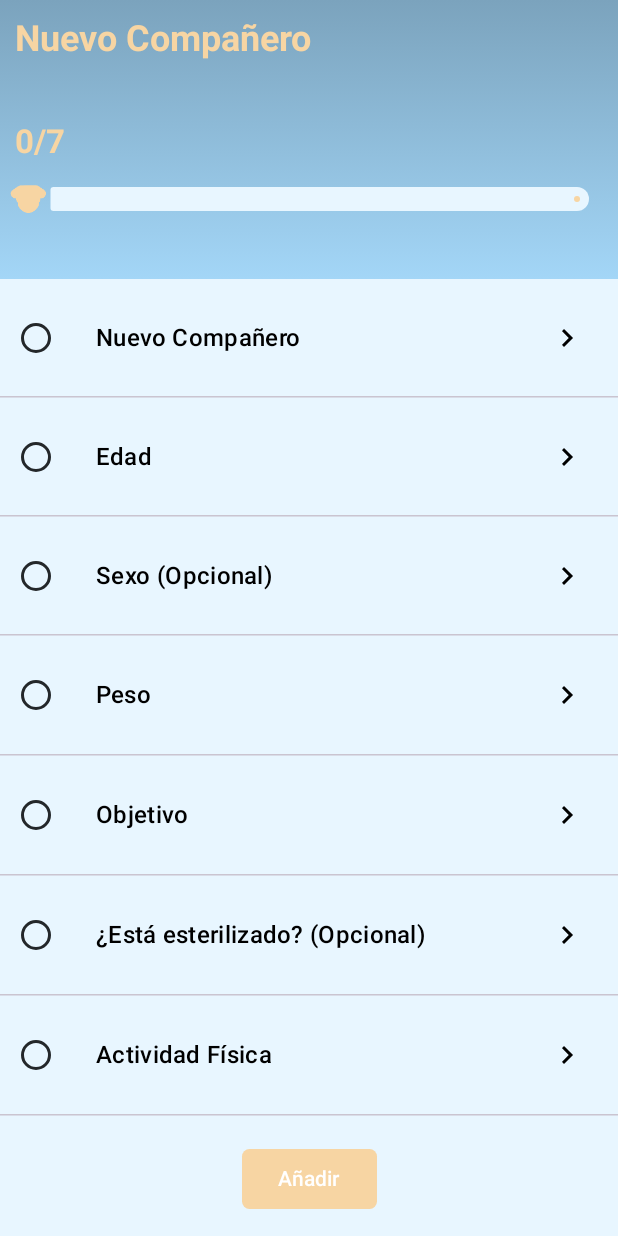
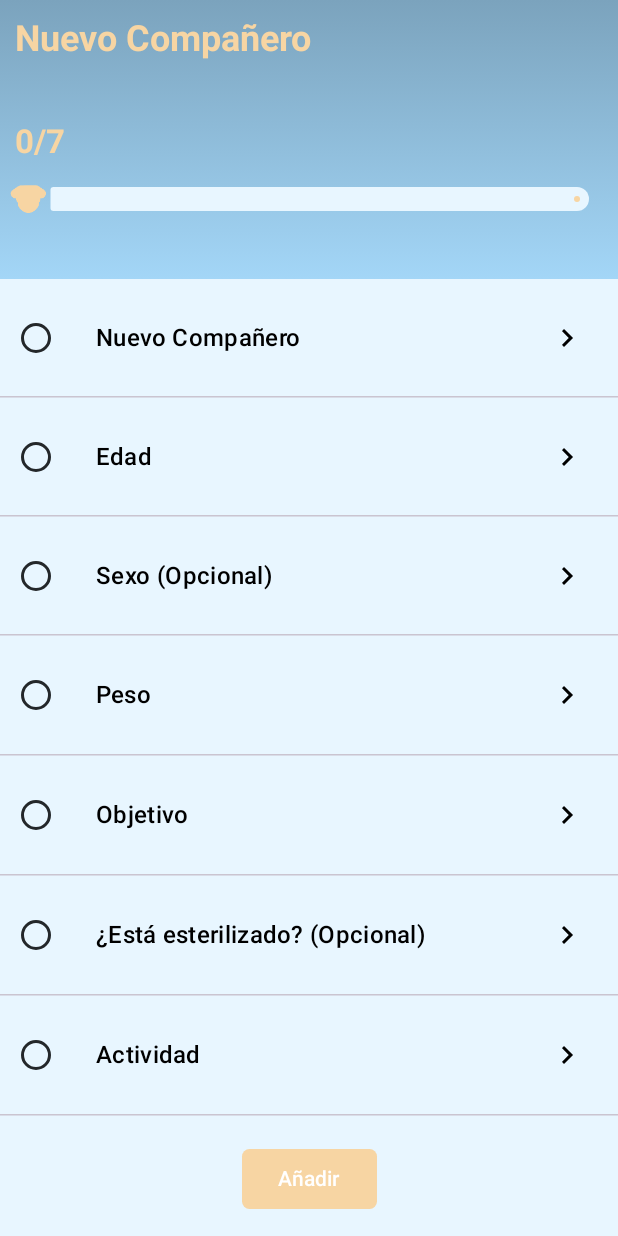
Before and after one commit to MaverickAppliedLogic/NutriPetDevelopment, an Android app built with Jetpack Compose: the AddPetScreen screen opened through its navigation route, on a phone screen of 412 x 824 dp. Run offline under Robolectric (Android 15) with nearby library versions, the phone set to English and light mode, and no system bars.

Commit message:
FEAT: Enhance Add Pet Screen with new fields, animations, and reorganized components
This commit introduces several improvements to the Add Pet screen, including the addition of new input fields, the implementation of animations for a smoother user experience, and the reorganization of components for better code structure.

- Added `GoalField` and `ActivityField` to the Add Pet screen to gather more information about the pet's dietary goals and activity level.
- Implemented expansion animations for `AgeField` and other `FormField` components, allowing for a more dynamic and interactive user experience.
- Refactored the `FormField` component by moving it to the `screens.addPetScreen.components` package for better organization.
- Reorganized components like `CustomDropDownMenu`, `CustomRadioGroup`, `CustomSlider`, and `CustomTimePicker` to the `petsFeature.ui.view.components` package for improved structure.
- Enhanced the `PetNameAndAnimalField` to include rotation animations on card clicks, making the UI more engaging.
- Updated `FormItemsInteractionsHandler` to manage the state and interactions of the new fields efficiently.

Modified files:
- app/src/main/java/com/example/feedm/petsFeature/ui/view/screens/addPetScreen/components/PetNameAndAnimalField.kt
- app/src/main/java/com/example/feedm/petsFeature/ui/view/screens/addPetScreen/components/FormField.kt
- app/src/main/java/com/example/feedm/petsFeature/ui/view/components/CustomDropDownMenu.kt
- app/src/main/java/com/example/feedm/petsFeature/ui/view/components/CustomRadioGroup.kt
- app/src/main/java/com/example/feedm/petsFeature/ui/view/screens/addPetScreen/components/AgeField.kt
- app/src/main/java/com/example/feedm/petsFeature/ui/view/screens/addPetScreen/components/SexField.kt
- app/src/main/java/com/example/feedm/petsFeature/ui/view/screens/addPetScreen/components/SterilizationField.kt
- app/src/main/java/com/example/feedm/petsFeature/ui/view/screens/addPetScreen/utils/FormItemsInteractionsHandler.kt
- app/src/main/java/com/example/feedm/petsFeature/ui/view/screens/addPetScreen/components/GoalField.kt
- app/src/main/java/com/example/feedm/petsFeature/ui/view/screens/addPetScreen/components/ActivityField.kt
- app/src/main/java/com/example/feedm/petsFeature/ui/view/screens/addPetScreen/AddPetScreen.kt
- app/src/main/java/com/example/feedm/petsFeature/ui/view/components/CustomSlider.kt
- app/src/main/java/com/example/feedm/petsFeature/ui/view/components/CustomTimePicker.kt

```diff
--- a/app/src/main/java/com/example/feedm/core/ui/components/CustomDropDownMenu.kt
+++ b/app/src/main/java/com/example/feedm/petsFeature/ui/view/components/CustomDropDownMenu.kt
@@ -1,4 +1,4 @@
-package com.example.feedm.core.ui.components
+package com.example.feedm.petsFeature.ui.view.components
 
 
 import androidx.compose.foundation.layout.fillMaxSize
--- a/app/src/main/java/com/example/feedm/core/ui/components/CustomRadioGroup.kt
+++ b/app/src/main/java/com/example/feedm/petsFeature/ui/view/components/CustomRadioGroup.kt
@@ -1,4 +1,4 @@
-package com.example.feedm.core.ui.components
+package com.example.feedm.petsFeature.ui.view.components
 
 import androidx.compose.foundation.layout.Arrangement
 import androidx.compose.foundation.layout.Column
--- a/app/src/main/java/com/example/feedm/core/ui/components/CustomSlider.kt
+++ b/app/src/main/java/com/example/feedm/petsFeature/ui/view/components/CustomSlider.kt
@@ -1,4 +1,4 @@
-package com.example.feedm.core.ui.components
+package com.example.feedm.petsFeature.ui.view.components
 
 
 import androidx.compose.foundation.layout.Column
--- a/app/src/main/java/com/example/feedm/core/ui/components/CustomTimePicker.kt
+++ b/app/src/main/java/com/example/feedm/petsFeature/ui/view/components/CustomTimePicker.kt
@@ -1,4 +1,4 @@
-package com.example.feedm.core.ui.components
+package com.example.feedm.petsFeature.ui.view.components
 
 import androidx.compose.foundation.layout.Column
 import androidx.compose.foundation.layout.Row
--- a/app/src/main/java/com/example/feedm/petsFeature/ui/view/screens/addPetScreen/AddPetScreen.kt
+++ b/app/src/main/java/com/example/feedm/petsFeature/ui/view/screens/addPetScreen/AddPetScreen.kt
@@ -24,9 +24,11 @@ import androidx.compose.ui.graphics.Color
 import androidx.compose.ui.tooling.preview.Preview
 import androidx.compose.ui.unit.dp
 import com.example.feedm.core.ui.theme.NeutralLight
-import com.example.feedm.petsFeature.ui.view.components.FormField
-import com.example.feedm.petsFeature.ui.view.components.FormFieldStates.VALID
+import com.example.feedm.petsFeature.ui.view.screens.addPetScreen.components.ActivityField
 import com.example.feedm.petsFeature.ui.view.screens.addPetScreen.components.AgeField
+import com.example.feedm.petsFeature.ui.view.screens.addPetScreen.components.FormField
+import com.example.feedm.petsFeature.ui.view.screens.addPetScreen.components.FormFieldStates.VALID
+import com.example.feedm.petsFeature.ui.view.screens.addPetScreen.components.GoalField
 import com.example.feedm.petsFeature.ui.view.screens.addPetScreen.components.PetNameAndAnimalField
 import com.example.feedm.petsFeature.ui.view.screens.addPetScreen.components.ProgressIndicator
 import com.example.feedm.petsFeature.ui.view.screens.addPetScreen.components.SexField
@@ -121,11 +123,9 @@ fun Form(
             onTrailingIconClicked = { formItemsHandler.onItemExpansionChanged(3) },
             modifier = Modifier.weight(1f, true)
         )
-        FormField(
-            label = "Objetivo",
-            state = statesList[4],
-            expanded = expansionList[4],
-            onTrailingIconClicked = { formItemsHandler.onItemExpansionChanged(4) },
+        GoalField(
+            fieldState = statesList[4],
+            expansionState = expansionList[4],
             modifier = Modifier.weight(1f, true)
         )
         SterilizationField(
@@ -133,11 +133,9 @@ fun Form(
             expansionState = expansionList[5],
             modifier = Modifier.weight(1f, true)
         )
-        FormField(
-            label = "Actividad Física",
-            state = statesList[6],
-            expanded = expansionList[6],
-            onTrailingIconClicked = { formItemsHandler.onItemExpansionChanged(6) },
+        ActivityField(
+            fieldState = statesList[6],
+            expansionState = expansionList[6],
             modifier = Modifier.weight(1f, true)
         )
     }
--- /dev/null
+++ b/app/src/main/java/com/example/feedm/petsFeature/ui/view/screens/addPetScreen/components/ActivityField.kt
@@ -0,0 +1,81 @@
+package com.example.feedm.petsFeature.ui.view.screens.addPetScreen.components
+
+import androidx.compose.animation.AnimatedVisibility
+import androidx.compose.animation.expandVertically
+import androidx.compose.animation.fadeIn
+import androidx.compose.animation.fadeOut
+import androidx.compose.animation.shrinkVertically
+import androidx.compose.foundation.layout.Arrangement
+import androidx.compose.foundation.layout.Row
+import androidx.compose.foundation.layout.fillMaxWidth
+import androidx.compose.foundation.layout.padding
+import androidx.compose.material3.SegmentedButton
+import androidx.compose.material3.SegmentedButtonDefaults
+import androidx.compose.material3.SingleChoiceSegmentedButtonRow
+import androidx.compose.material3.Text
+import androidx.compose.runtime.Composable
+import androidx.compose.runtime.getValue
+import androidx.compose.runtime.mutableStateOf
+import androidx.compose.runtime.remember
+import androidx.compose.runtime.setValue
+import androidx.compose.ui.Modifier
+import androidx.compose.ui.draw.scale
+import androidx.compose.ui.unit.dp
+import com.example.feedm.core.ui.theme.NeutralDark
+import com.example.feedm.core.ui.theme.NeutralLight
+import com.example.feedm.core.ui.theme.Primary
+import com.example.feedm.core.ui.theme.SecondaryDarkest
+import com.example.feedm.petsFeature.ui.view.screens.addPetScreen.formItemsHandler
+
+@Composable
+fun ActivityField(
+    fieldState: Int,
+    expansionState: Boolean,
+    modifier: Modifier = Modifier
+) {
+    val options = listOf("Baja", "Media", "Alta")
+    var selectedOption by remember { mutableStateOf(options[0]) }
+
+    FormField(
+        label = "Actividad",
+        state = fieldState,
+        expanded = expansionState,
+        onTrailingIconClicked = { formItemsHandler.onItemExpansionChanged(6) },
+        modifier = modifier
+    ) {
+        AnimatedVisibility(
+            visible = expansionState,
+            enter = fadeIn() + expandVertically(),
+            exit = fadeOut() + shrinkVertically(),
+            modifier = Modifier.padding(top = 15.dp)
+        ){
+
+            Row(horizontalArrangement = Arrangement.Center,
+                modifier = Modifier.fillMaxWidth()){
+                SingleChoiceSegmentedButtonRow (modifier = Modifier.fillMaxWidth(0.9f)){
+                    options.forEachIndexed { index, option ->
+                        SegmentedButton(
+                            shape = SegmentedButtonDefaults.itemShape(index, options.size),
+                            selected = (option == selectedOption),
+                            onClick = { selectedOption = option },
+                            colors = SegmentedButtonDefaults.colors(
+                                activeBorderColor = SecondaryDarkest,
+                                activeContainerColor = NeutralDark,
+                                activeContentColor = Primary,
+                                inactiveBorderColor = SecondaryDarkest,
+                                inactiveContainerColor = NeutralLight,
+                                inactiveContentColor = SecondaryDarkest
+
+                            ),
+                            modifier = Modifier.scale(1f)
+                        ) {
+                            Text(text = option)
+                        }
+
+                    }
+                }
+            }
+        }
+    }
+
+}
--- a/app/src/main/java/com/example/feedm/petsFeature/ui/view/screens/addPetScreen/components/AgeField.kt
+++ b/app/src/main/java/com/example/feedm/petsFeature/ui/view/screens/addPetScreen/components/AgeField.kt
@@ -1,5 +1,10 @@
 package com.example.feedm.petsFeature.ui.view.screens.addPetScreen.components
 
+import androidx.compose.animation.AnimatedVisibility
+import androidx.compose.animation.expandVertically
+import androidx.compose.animation.fadeIn
+import androidx.compose.animation.fadeOut
+import androidx.compose.animation.shrinkVertically
 import androidx.compose.foundation.layout.Arrangement
 import androidx.compose.foundation.layout.Row
 import androidx.compose.foundation.layout.fillMaxWidth
@@ -27,7 +32,6 @@ import com.example.feedm.R
 import com.example.feedm.core.ui.theme.PrimaryLight
 import com.example.feedm.core.ui.theme.PrimaryLightest
 import com.example.feedm.core.ui.theme.SecondaryDarkest
-import com.example.feedm.petsFeature.ui.view.components.FormField
 import com.example.feedm.petsFeature.ui.view.screens.addPetScreen.formItemsHandler
 
 @OptIn(ExperimentalMaterial3Api::class)
@@ -48,14 +52,19 @@ fun AgeField(
         onTrailingIconClicked = { formItemsHandler.onItemExpansionChanged(1) },
         modifier = modifier
     ) {
+        AnimatedVisibility(
+            visible = expansionState,
+            enter = fadeIn() + expandVertically(),
+            exit = fadeOut() + shrinkVertically(),
+            modifier = Modifier.padding(top = 15.dp)
+        ){
         Row(
             horizontalArrangement = Arrangement.Center,
             modifier = Modifier.fillMaxWidth()) {
             ExposedDropdownMenuBox(
                 expanded = expanded,
                 modifier = Modifier
-                    .fillMaxWidth(0.6f)
-                    .padding(top = 15.dp),
+                    .fillMaxWidth(0.6f),
                 onExpandedChange = {
                     expanded = !expanded
                 }
@@ -109,5 +118,6 @@ fun AgeField(
 
             }
         }
+        }
     }
 }
--- /dev/null
+++ b/app/src/main/java/com/example/feedm/petsFeature/ui/view/screens/addPetScreen/components/GoalField.kt
@@ -0,0 +1,81 @@
+package com.example.feedm.petsFeature.ui.view.screens.addPetScreen.components
+
+import androidx.compose.animation.AnimatedVisibility
+import androidx.compose.animation.expandVertically
+import androidx.compose.animation.fadeIn
+import androidx.compose.animation.fadeOut
+import androidx.compose.animation.shrinkVertically
+import androidx.compose.foundation.layout.Arrangement
+import androidx.compose.foundation.layout.Row
+import androidx.compose.foundation.layout.fillMaxWidth
+import androidx.compose.foundation.layout.padding
+import androidx.compose.material3.SegmentedButton
+import androidx.compose.material3.SegmentedButtonDefaults
+import androidx.compose.material3.SingleChoiceSegmentedButtonRow
+import androidx.compose.material3.Text
+import androidx.compose.runtime.Composable
+import androidx.compose.runtime.getValue
+import androidx.compose.runtime.mutableStateOf
+import androidx.compose.runtime.remember
+import androidx.compose.runtime.setValue
+import androidx.compose.ui.Modifier
+import androidx.compose.ui.draw.scale
+import androidx.compose.ui.unit.dp
+import com.example.feedm.core.ui.theme.NeutralDark
+import com.example.feedm.core.ui.theme.NeutralLight
+import com.example.feedm.core.ui.theme.Primary
+import com.example.feedm.core.ui.theme.SecondaryDarkest
+import com.example.feedm.petsFeature.ui.view.screens.addPetScreen.formItemsHandler
+
+@Composable
+fun GoalField(
+    fieldState: Int,
+    expansionState: Boolean,
+    modifier: Modifier = Modifier
+) {
+    val options = listOf("Perder peso", "Mantener ", "Ganar peso")
+    var selectedOption by remember { mutableStateOf(options[0]) }
+
+    FormField(
+        label = "Objetivo",
+        state = fieldState,
+        expanded = expansionState,
+        onTrailingIconClicked = { formItemsHandler.onItemExpansionChanged(4) },
+        modifier = modifier
+    ) {
+        AnimatedVisibility(
+            visible = expansionState,
+            enter = fadeIn() + expandVertically(),
+            exit = fadeOut() + shrinkVertically(),
+            modifier = Modifier.padding(top = 15.dp)
+        ){
+
+        Row(horizontalArrangement = Arrangement.Center,
+            modifier = Modifier.fillMaxWidth()){
+            SingleChoiceSegmentedButtonRow (modifier = Modifier.fillMaxWidth(0.9f)){
+                options.forEachIndexed { index, option ->
+                    SegmentedButton(
+                        shape = SegmentedButtonDefaults.itemShape(index, options.size),
+                        selected = (option == selectedOption),
+                        onClick = { selectedOption = option },
+                        colors = SegmentedButtonDefaults.colors(
+                            activeBorderColor = SecondaryDarkest,
+                            activeContainerColor = NeutralDark,
+                            activeContentColor = Primary,
+                            inactiveBorderColor = SecondaryDarkest,
+                            inactiveContainerColor = NeutralLight,
+                            inactiveContentColor = SecondaryDarkest
+
+                        ),
+                        modifier = Modifier.scale(1f)
+                        ) {
+                        Text(text = option)
+                    }
+
+                }
+            }
+        }
+        }
+    }
+
+}
--- a/app/src/main/java/com/example/feedm/petsFeature/ui/view/screens/addPetScreen/components/SexField.kt
+++ b/app/src/main/java/com/example/feedm/petsFeature/ui/view/screens/addPetScreen/components/SexField.kt
@@ -19,7 +19,6 @@ import androidx.compose.runtime.setValue
 import androidx.compose.ui.Alignment
 import androidx.compose.ui.Modifier
 import androidx.compose.ui.unit.dp
-import com.example.feedm.petsFeature.ui.view.components.FormField
 import com.example.feedm.petsFeature.ui.view.screens.addPetScreen.formItemsHandler
 
 @Composable
--- a/app/src/main/java/com/example/feedm/petsFeature/ui/view/screens/addPetScreen/components/SterilizationField.kt
+++ b/app/src/main/java/com/example/feedm/petsFeature/ui/view/screens/addPetScreen/components/SterilizationField.kt
@@ -19,7 +19,6 @@ import androidx.compose.runtime.setValue
 import androidx.compose.ui.Alignment
 import androidx.compose.ui.Modifier
 import androidx.compose.ui.unit.dp
-import com.example.feedm.petsFeature.ui.view.components.FormField
 import com.example.feedm.petsFeature.ui.view.screens.addPetScreen.formItemsHandler
 
 @Composable
--- a/app/src/main/java/com/example/feedm/petsFeature/ui/view/screens/addPetScreen/utils/FormItemsInteractionsHandler.kt
+++ b/app/src/main/java/com/example/feedm/petsFeature/ui/view/screens/addPetScreen/utils/FormItemsInteractionsHandler.kt
@@ -1,6 +1,6 @@
 package com.example.feedm.petsFeature.ui.view.screens.addPetScreen.utils
 
-import com.example.feedm.petsFeature.ui.view.components.FormFieldStates.WAITING
+import com.example.feedm.petsFeature.ui.view.screens.addPetScreen.components.FormFieldStates.WAITING
 import kotlinx.coroutines.flow.MutableStateFlow
 import kotlinx.coroutines.flow.StateFlow
 
```
Also changed, not shown: app/src/main/java/com/example/feedm/petsFeature/ui/view/screens/addPetScreen/components/FormField.kt (renamed from app/src/main/java/com/example/feedm/petsFeature/ui/view/components/FormField.kt, +4 -4 lines), app/src/main/java/com/example/feedm/petsFeature/ui/view/screens/addPetScreen/components/PetNameAndAnimalField.kt (+18 -1 lines).
